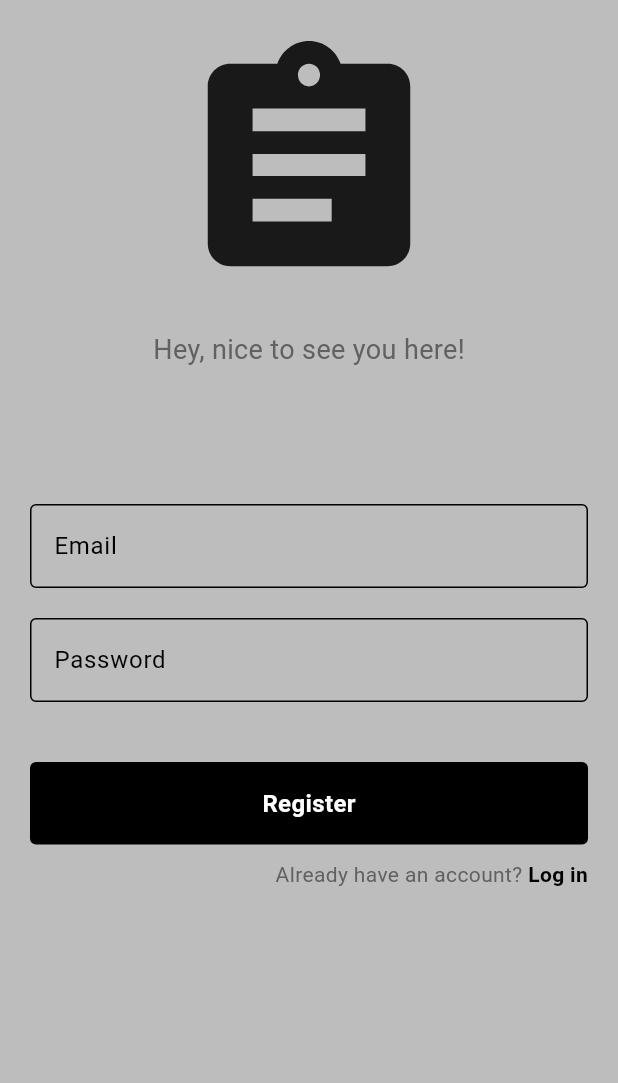
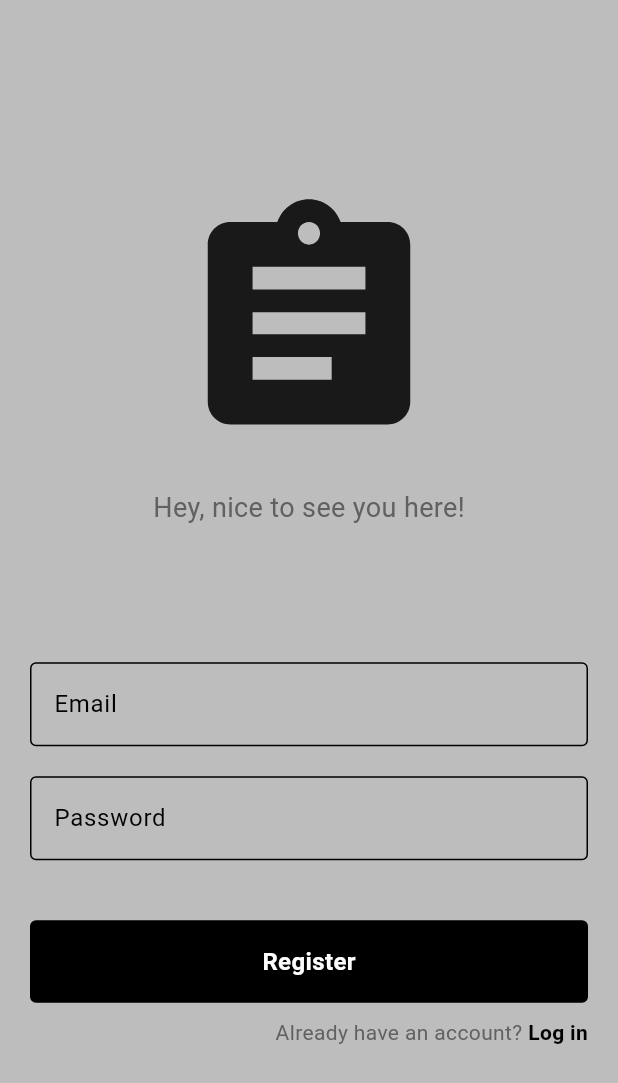
Before and after one commit to lechsebastian/todo, a Flutter app: the screen it shows after launch, after a tap on "Register now", on a phone screen of 412 x 824 dp. Shown: the top 1083 px of the screen. Run offline on Flutter 3.47's test engine with Material 3 defaults, Android fonts, the phone set to English and light mode, and no system bars; our stand-ins replace bloc, cloud_firestore, firebase_auth, firebase_core, flutter_bloc; accounts and stored records are empty; network calls fail.

Commit message:
Latest version

```diff
--- a/lib/app/app.dart
+++ b/lib/app/app.dart
@@ -12,6 +12,10 @@ class MyApp extends StatelessWidget {
   @override
   Widget build(BuildContext context) {
     return MaterialApp(
+      initialRoute: '/',
+      routes: {
+        '/login': (context) => LoginPage(),
+      },
       debugShowCheckedModeBanner: false,
       theme: Provider.of<ThemeProvider>(context).themeData,
       home: const RootPage(),
--- a/lib/app/features/login/login_page.dart
+++ b/lib/app/features/login/login_page.dart
@@ -44,8 +44,7 @@ class _LoginPageState extends State<LoginPage> {
   @override
   Widget build(BuildContext context) {
     return Scaffold(
-      body: SingleChildScrollView(
-        child: Center(
+      body: Center(
         child: Padding(
           padding: const EdgeInsets.all(20),
           child: Column(
@@ -87,7 +86,6 @@ class _LoginPageState extends State<LoginPage> {
           ),
         ),
       ),
-      ),
     );
   }
 }
--- a/lib/app/features/settings/cubit/settings_state.dart
+++ b/lib/app/features/settings/cubit/settings_state.dart
@@ -5,8 +5,10 @@ class SettingsState {
   const SettingsState({
     this.isLoading = false,
     this.errorMessage = '',
+    this.isSignedOut = false,
   });
 
   final bool isLoading;
   final String errorMessage;
+  final bool isSignedOut;
 }
--- a/lib/main.dart
+++ b/lib/main.dart
@@ -1,6 +1,8 @@
 import 'package:firebase_core/firebase_core.dart';
+import 'package:flutter_bloc/flutter_bloc.dart';
 import 'package:provider/provider.dart';
 import 'package:todo/app/app.dart';
+import 'package:todo/app/cubit/root_cubit.dart';
 import 'package:todo/theme/theme_provider.dart';
 import 'firebase_options.dart';
 import 'package:flutter/material.dart';
@@ -11,9 +13,18 @@ void main() async {
     options: DefaultFirebaseOptions.currentPlatform,
   );
   runApp(
-    ChangeNotifierProvider(
-      create: (context) => ThemeProvider(),
-      child: const MyApp(),
+    MultiProvider(
+      providers: [
+        ChangeNotifierProvider(
+          create: (context) => ThemeProvider(),
+        ),
+      ],
+      child: MultiBlocProvider(
+        providers: [
+          BlocProvider(create: (context) => RootCubit()..start()),
+        ],
+        child: const MyApp(),
+      ),
     ),
   );
 }
```
Also changed, not shown: lib/app/cubit/root_cubit.dart (+0 -24 lines), lib/app/features/settings/cubit/settings_cubit.dart (+8 -3 lines), lib/app/features/settings/page/settings_page.dart (+26 -8 lines), lib/app/features/widgets/my_drawer.dart (+6 -7 lines). Lines whose indentation alone changed are shown as unchanged.
